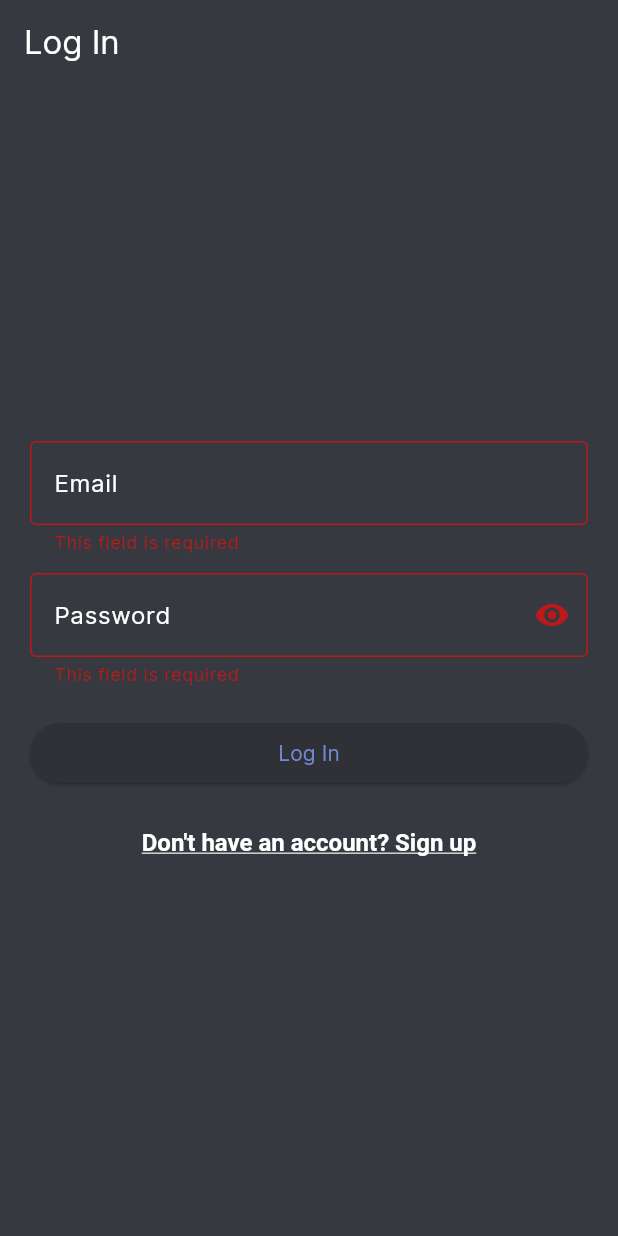
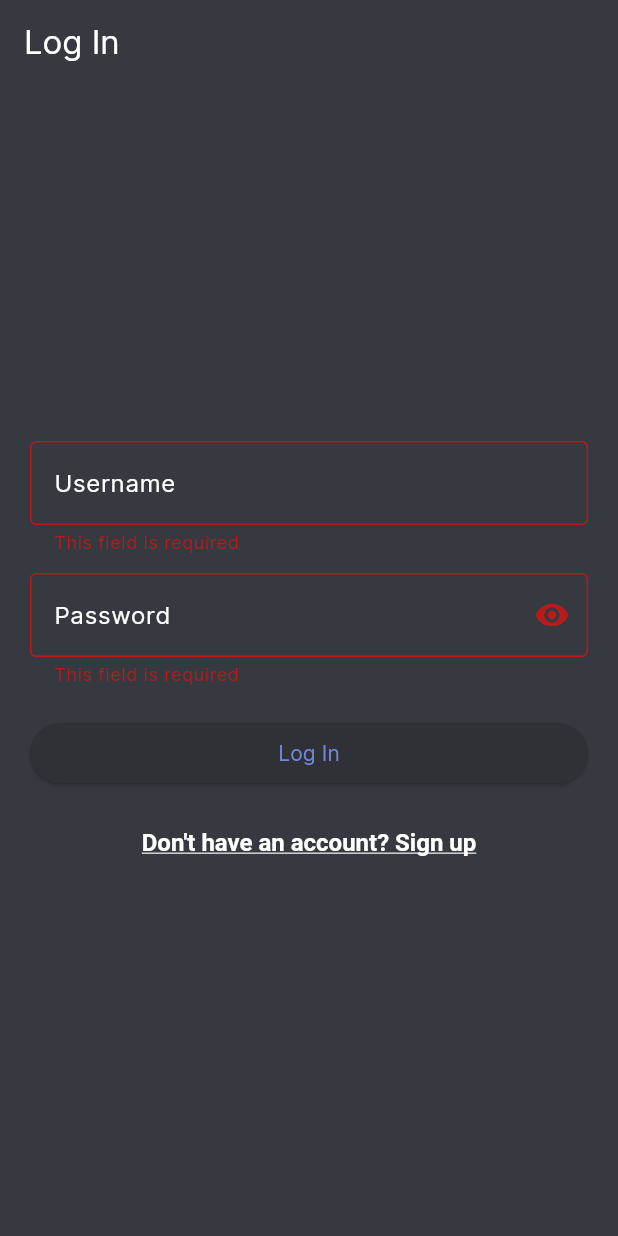
Before and after one commit to AngelovanOsch1/Mini-Discord, a Flutter app: the screen it shows after launch, after a tap on "Log In", on a phone screen of 412 x 824 dp. Run offline on Flutter 3.47's test engine with Material 3 defaults, Android fonts, the phone set to English and light mode, and no system bars; our stand-ins replace flutter_secure_storage, shared_preferences; network calls fail.

Commit message:
updated UI a bit

```diff
--- a/lib/main.dart
+++ b/lib/main.dart
@@ -4,16 +4,14 @@ import 'package:chat_app/screens/signup.dart';
 import 'package:chat_app/token_storage.dart';
 import 'package:flutter/material.dart';
 import 'package:chat_app/colors.dart';
-import 'package:flutter_secure_storage/flutter_secure_storage.dart';
 
-const FlutterSecureStorage _storage = FlutterSecureStorage();
 
 void main() {
-  runApp(MyApp());
+  runApp(const MyApp());
 }
 
 class MyApp extends StatelessWidget {
-  MyApp({Key? key}) : super(key: key);
+  const MyApp({Key? key}) : super(key: key);
 
   @override
   Widget build(BuildContext context) {
@@ -21,9 +19,9 @@ class MyApp extends StatelessWidget {
       future: TokenStorage.getAccessToken(),
       builder: (context, snapshot) {
         if (snapshot.connectionState == ConnectionState.waiting) {
-          return CircularProgressIndicator(); // Show loading indicator while waiting
+          return const CircularProgressIndicator();
         } else if (snapshot.hasError) {
-          return Text('Error: ${snapshot.error}'); // Show error if there's an error
+          return Text('Error: ${snapshot.error}');
         } else {
           final initialRoute = snapshot.hasData ? 'homeScreen' : 'loginScreen';
           return MaterialApp(
--- a/lib/screens/login.dart
+++ b/lib/screens/login.dart
@@ -46,7 +46,7 @@ class LoginScreenState extends State<LoginScreen> {
                   TextFormField(
                     controller: _usernameController,
                     decoration: const InputDecoration(
-                      labelText: 'Email',
+                      labelText: 'Username',
                       labelStyle: TextStyle(color: Colors.white),
                     ),
                     keyboardType: TextInputType.emailAddress,
@@ -150,8 +150,6 @@ class LoginScreenState extends State<LoginScreen> {
         final body = jsonDecode(response.body);
         final accessToken = body['access_token'];
         final refreshToken = body['refresh_token'];
-        print(accessToken);
-        print(refreshToken);
 
         await _storage.write(key: 'access_token', value: accessToken);
         await _storage.write(key: 'refresh_token', value: refreshToken);
```
Also changed, not shown: lib/screens/add_friends.dart (added, +69 -0 lines), lib/screens/home.dart (+20 -58 lines), 1 other file.
